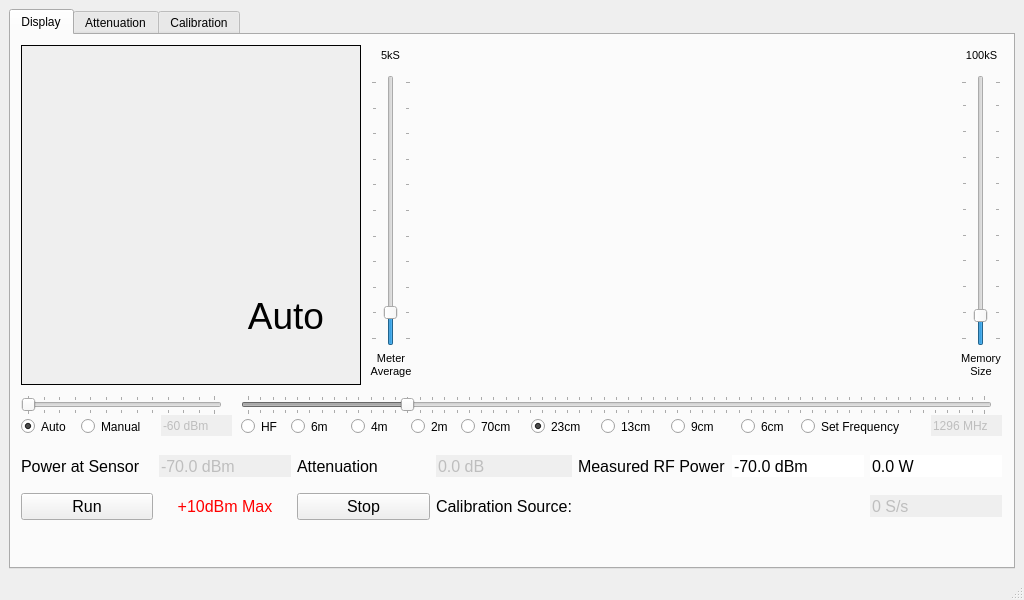
g4ixt/RFPowerMeter, file powerMeter.ui: the form before one commit.
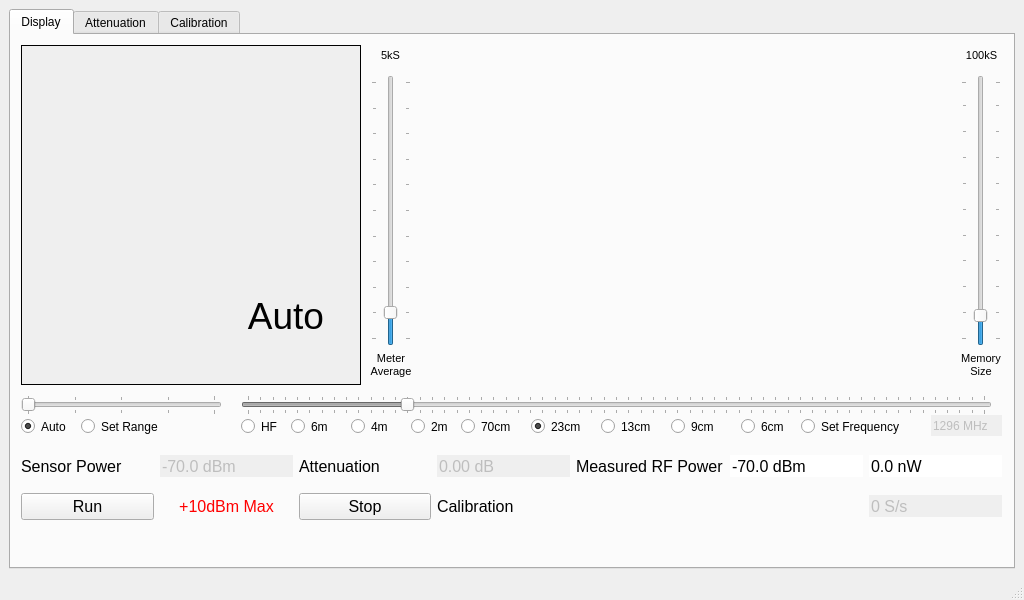
The form after the commit. Custom widgets are drawn as their Qt base class.

```diff
--- a/powerMeter.ui
+++ b/powerMeter.ui
@@ -377,7 +377,10 @@
             <string> dB</string>
            </property>
            <property name="decimals">
-            <number>1</number>
+            <number>2</number>
+           </property>
+           <property name="maximum">
+            <double>120.000000000000000</double>
            </property>
            <property name="singleStep">
             <double>0.010000000000000</double>
@@ -428,7 +431,7 @@
             <double>-70.000000000000000</double>
            </property>
            <property name="maximum">
-            <double>60.000000000000000</double>
+            <double>63.000000000000000</double>
            </property>
            <property name="singleStep">
             <double>0.010000000000000</double>
@@ -488,7 +491,7 @@
             </font>
            </property>
            <property name="text">
-            <string>Power at Sensor</string>
+            <string>Sensor Power</string>
            </property>
            <property name="alignment">
             <set>Qt::AlignLeading|Qt::AlignLeft|Qt::AlignVCenter</set>
@@ -518,7 +521,7 @@
             <enum>QAbstractSpinBox::NoButtons</enum>
            </property>
            <property name="suffix">
-            <string> W</string>
+            <string> nW</string>
            </property>
            <property name="decimals">
             <number>1</number>
@@ -527,7 +530,7 @@
             <double>0.000000000000000</double>
            </property>
            <property name="maximum">
-            <double>1000.000000000000000</double>
+            <double>10000.000000000000000</double>
            </property>
            <property name="singleStep">
             <double>0.010000000000000</double>
@@ -563,7 +566,7 @@
             </font>
            </property>
            <property name="text">
-            <string>Calibration Source:</string>
+            <string>Calibration</string>
            </property>
            <property name="alignment">
             <set>Qt::AlignLeading|Qt::AlignLeft|Qt::AlignVCenter</set>
@@ -922,18 +925,21 @@
          <rect>
           <x>70</x>
           <y>380</y>
-          <width>71</width>
+          <width>101</width>
           <height>23</height>
          </rect>
         </property>
         <property name="text">
-         <string>Manual</string>
+         <string>Set Range</string>
         </property>
         <attribute name="buttonGroup">
          <string notr="true">dBmRange</string>
         </attribute>
        </widget>
-       <widget class="QSlider" name="horizontalSlider">
+       <widget class="QSlider" name="rangeSlider">
+        <property name="enabled">
+         <bool>false</bool>
+        </property>
         <property name="geometry">
          <rect>
           <x>10</x>
@@ -943,19 +949,22 @@
          </rect>
         </property>
         <property name="minimum">
-         <number>-60</number>
+         <number>0</number>
         </property>
         <property name="maximum">
-         <number>60</number>
+         <number>4</number>
         </property>
         <property name="singleStep">
          <number>10</number>
         </property>
         <property name="pageStep">
-         <number>30</number>
+         <number>1</number>
         </property>
         <property name="sliderPosition">
-         <number>-60</number>
+         <number>0</number>
+        </property>
+        <property name="tracking">
+         <bool>false</bool>
         </property>
         <property name="orientation">
          <enum>Qt::Horizontal</enum>
@@ -964,51 +973,6 @@
          <enum>QSlider::TicksBothSides</enum>
         </property>
        </widget>
-       <widget class="QSpinBox" name="rangeBox">
-        <property name="enabled">
-         <bool>false</bool>
-        </property>
-        <property name="geometry">
-         <rect>
-          <x>150</x>
-          <y>380</y>
-          <width>71</width>
-          <height>21</height>
-         </rect>
-        </property>
-        <property name="font">
-         <font>
-          <pointsize>9</pointsize>
-         </font>
-        </property>
-        <property name="frame">
-         <bool>false</bool>
-        </property>
-        <property name="alignment">
-         <set>Qt::AlignLeading|Qt::AlignLeft|Qt::AlignVCenter</set>
-        </property>
-        <property name="buttonSymbols">
-         <enum>QAbstractSpinBox::NoButtons</enum>
-        </property>
-        <property name="keyboardTracking">
-         <bool>false</bool>
-        </property>
-        <property name="suffix">
-         <string> dBm</string>
-        </property>
-        <property name="minimum">
-         <number>-60</number>
-        </property>
-        <property name="maximum">
-         <number>60</number>
-        </property>
-        <property name="singleStep">
-         <number>10</number>
-        </property>
-        <property name="value">
-         <number>-60</number>
-        </property>
-       </widget>
       </widget>
       <widget class="QWidget" name="attenuationTab">
        <attribute name="title">
```
Left out of the diff: 6 changed lines with no effect on the pictures.
